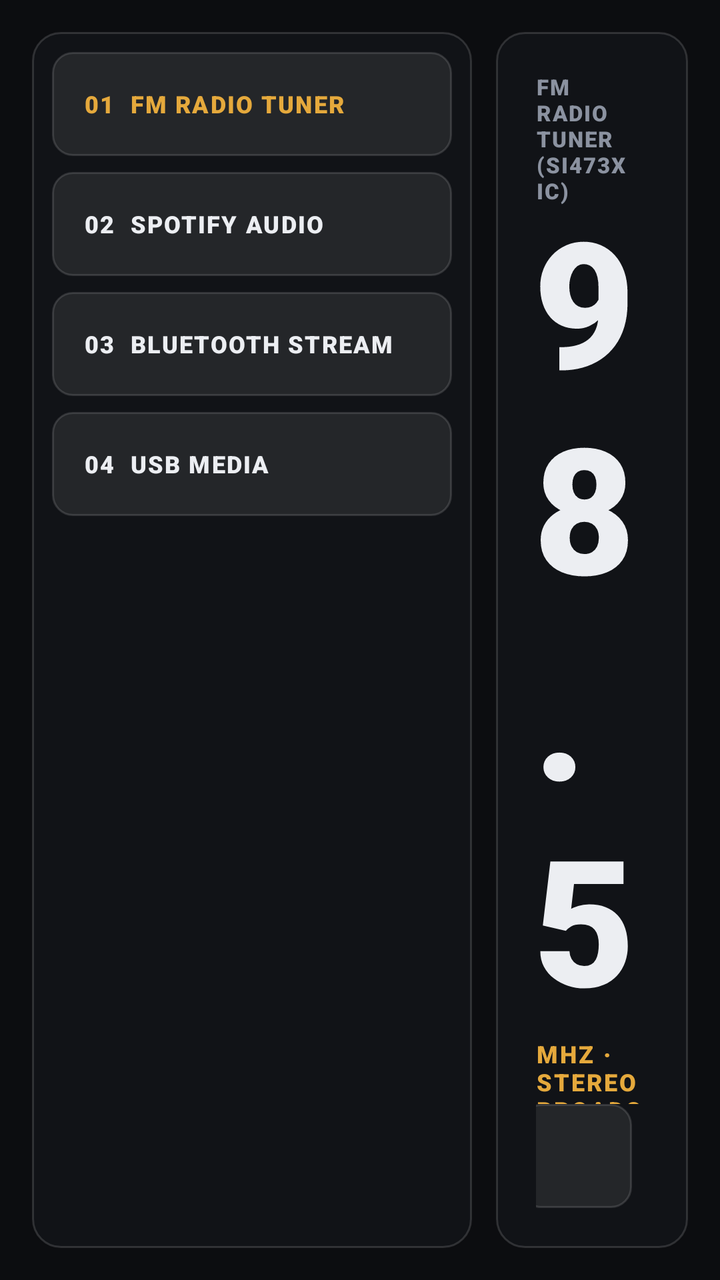
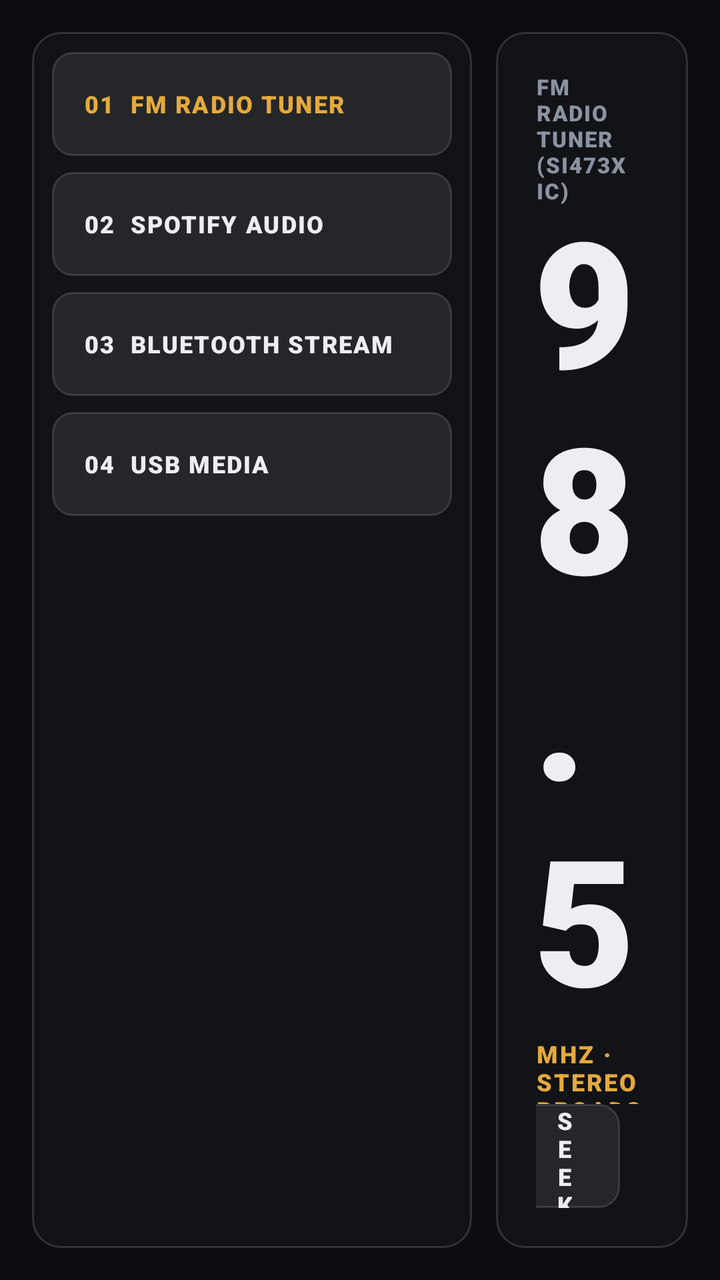

Screens rendered from an Android XML layout before and after an edit, with the pre-edit source and the edit as a unified diff.
<!-- AndroidManifest.xml: application theme Theme.ApexDrive -->
<!-- res/layout/view_audio.xml -->
<?xml version="1.0" encoding="utf-8"?>
<LinearLayout xmlns:android="http://schemas.android.com/apk/res/android"
    android:layout_width="match_parent"
    android:layout_height="match_parent"
    android:orientation="horizontal"
    android:padding="16dp">

    
    <LinearLayout
        android:layout_width="220dp"
        android:layout_height="match_parent"
        android:orientation="vertical"
        android:background="@drawable/bg_panel"
        android:padding="10dp">

        <Button
            android:id="@+id/btnSrcRadio"
            android:layout_width="match_parent"
            android:layout_height="52dp"
            android:background="@drawable/bg_elevated_btn"
            android:text="01  FM RADIO TUNER"
            android:textColor="@color/accent_amber"
            android:textSize="12sp"
            android:fontFamily="sans-serif-black"
            android:letterSpacing="0.06"
            android:gravity="start|center_vertical"
            android:paddingStart="16dp" />

        <Button
            android:id="@+id/btnSrcSpotify"
            android:layout_width="match_parent"
            android:layout_height="52dp"
            android:layout_marginTop="8dp"
            android:background="@drawable/bg_elevated_btn"
            android:text="02  SPOTIFY AUDIO"
            android:textColor="@color/cockpit_text_primary"
            android:textSize="12sp"
            android:fontFamily="sans-serif-black"
            android:letterSpacing="0.06"
            android:gravity="start|center_vertical"
            android:paddingStart="16dp" />

        <Button
            android:id="@+id/btnSrcBluetooth"
            android:layout_width="match_parent"
            android:layout_height="52dp"
            android:layout_marginTop="8dp"
            android:background="@drawable/bg_elevated_btn"
            android:text="03  BLUETOOTH STREAM"
            android:textColor="@color/cockpit_text_primary"
            android:textSize="12sp"
            android:fontFamily="sans-serif-black"
            android:letterSpacing="0.06"
            android:gravity="start|center_vertical"
            android:paddingStart="16dp" />

        <Button
            android:id="@+id/btnSrcUsb"
            android:layout_width="match_parent"
            android:layout_height="52dp"
            android:layout_marginTop="8dp"
            android:background="@drawable/bg_elevated_btn"
            android:text="04  USB MEDIA"
            android:textColor="@color/cockpit_text_primary"
            android:textSize="12sp"
            android:fontFamily="sans-serif-black"
            android:letterSpacing="0.06"
            android:gravity="start|center_vertical"
            android:paddingStart="16dp" />

    </LinearLayout>

    <View
        android:layout_width="12dp"
        android:layout_height="match_parent" />

    
    <LinearLayout
        android:layout_width="0dp"
        android:layout_height="match_parent"
        android:layout_weight="1"
        android:orientation="vertical"
        android:background="@drawable/bg_panel"
        android:padding="20dp">

        <LinearLayout
            android:layout_width="match_parent"
            android:layout_height="wrap_content"
            android:orientation="horizontal">

            <TextView
                android:id="@+id/tvAudioActiveSource"
                android:layout_width="wrap_content"
                android:layout_height="wrap_content"
                android:text="FM RADIO TUNER (SI473X IC)"
                android:textColor="@color/cockpit_text_secondary"
                android:textSize="11sp"
                android:fontFamily="sans-serif-black"
                android:letterSpacing="0.06" />

            <View
                android:layout_width="0dp"
                android:layout_height="1dp"
                android:layout_weight="1" />

            <TextView
                android:id="@+id/tvAudioPresetBadge"
                android:layout_width="wrap_content"
                android:layout_height="wrap_content"
                android:text="PRESET 01"
                android:textColor="@color/accent_amber"
                android:textSize="11sp"
                android:fontFamily="sans-serif-black"
                android:letterSpacing="0.06" />
        </LinearLayout>

        <LinearLayout
            android:layout_width="match_parent"
            android:layout_height="0dp"
            android:layout_weight="1"
            android:gravity="center"
            android:orientation="vertical">

            <TextView
                android:id="@+id/tvRadioFreq"
                android:layout_width="wrap_content"
                android:layout_height="wrap_content"
                android:text="98.5"
                android:textColor="@color/cockpit_text_primary"
                android:textSize="88sp"
                android:fontFamily="sans-serif-black"
                android:letterSpacing="-0.03"
                android:includeFontPadding="false" />

            <TextView
                android:id="@+id/tvRadioFreqUnit"
                android:layout_width="wrap_content"
                android:layout_height="wrap_content"
                android:layout_marginTop="4dp"
                android:text="MHZ · STEREO BROADCAST"
                android:textColor="@color/accent_amber"
                android:textSize="12sp"
                android:fontFamily="sans-serif-black"
                android:letterSpacing="0.08" />
        </LinearLayout>

        <LinearLayout
            android:layout_width="match_parent"
            android:layout_height="wrap_content"
            android:gravity="center"
            android:orientation="horizontal">

            <Button
                android:id="@+id/btnRadioScanDown"
                android:layout_width="wrap_content"
                android:layout_height="52dp"
                android:background="@drawable/bg_elevated_btn"
                android:text="SEEK DOWN"
                android:textColor="@color/cockpit_text_primary"
                android:textSize="12sp"
                android:fontFamily="sans-serif-black"
                android:letterSpacing="0.08"
                android:paddingStart="28dp"
                android:paddingEnd="28dp" />

            <Button
                android:id="@+id/btnRadioScanUp"
                android:layout_width="wrap_content"
                android:layout_height="52dp"
                android:layout_marginStart="16dp"
                android:background="@drawable/bg_elevated_btn"
                android:text="SEEK UP"
                android:textColor="@color/cockpit_text_primary"
                android:textSize="12sp"
                android:fontFamily="sans-serif-black"
                android:letterSpacing="0.08"
                android:paddingStart="28dp"
                android:paddingEnd="28dp" />
        </LinearLayout>

    </LinearLayout>

</LinearLayout>
<!-- resources referenced by this layout -->
<resources>
  <color name="accent_amber">#E5A93C</color>
  <color name="cockpit_text_primary">#ECEEF2</color>
  <color name="cockpit_text_secondary">#8B92A0</color>
  <!-- drawable bg_elevated_btn (drawable) -->
  <?xml version="1.0" encoding="utf-8"?>
  <selector xmlns:android="http://schemas.android.com/apk/res/android">
      <item android:state_pressed="true">
          <shape android:shape="rectangle">
              <solid android:color="#44FFFFFF" />
              <stroke android:width="1dp" android:color="#66FFFFFF" />
              <corners android:radius="10dp" />
          </shape>
      </item>
      <item android:state_focused="true">
          <shape android:shape="rectangle">
              <solid android:color="#33FFFFFF" />
              <stroke android:width="1dp" android:color="#55FFFFFF" />
              <corners android:radius="10dp" />
          </shape>
      </item>
      <item>
          <shape android:shape="rectangle">
              <solid android:color="#14FFFFFF" />
              <stroke android:width="1dp" android:color="#22FFFFFF" />
              <corners android:radius="10dp" />
          </shape>
      </item>
  </selector>
  <!-- drawable bg_panel (drawable) -->
  <?xml version="1.0" encoding="utf-8"?>
  <shape xmlns:android="http://schemas.android.com/apk/res/android"
      android:shape="rectangle">
      
      <solid android:color="#E8121419" />
      <stroke
          android:width="1dp"
          android:color="#24FFFFFF" />
      <corners android:radius="14dp" />
  </shape>
  <style name="Theme.ApexDrive" parent="Theme.AppCompat.NoActionBar">
          <item name="android:windowBackground">@color/cockpit_surface_base</item>
          <item name="android:statusBarColor">@color/cockpit_surface_panel</item>
          <item name="android:navigationBarColor">@color/cockpit_surface_base</item>
          <item name="android:windowNoTitle">true</item>
          <item name="android:windowFullscreen">true</item>
          <item name="android:colorBackground">@color/cockpit_surface_base</item>
      </style>
  <color name="cockpit_surface_base">#0C0D10</color>
  <color name="cockpit_surface_panel">#13151A</color>
</resources>

<!-- the commit's change to res/layout/view_audio.xml (unified diff, before → after) -->
@@ -160,6 +160,20 @@
                 android:textSize="12sp"
                 android:fontFamily="sans-serif-black"
                 android:letterSpacing="0.08"
+                android:paddingStart="24dp"
+                android:paddingEnd="24dp" />
+
+            <Button
+                android:id="@+id/btnRadioPlay"
+                android:layout_width="wrap_content"
+                android:layout_height="52dp"
+                android:layout_marginStart="14dp"
+                android:background="@drawable/bg_elevated_btn"
+                android:text="PLAY RADIO"
+                android:textColor="@color/accent_amber"
+                android:textSize="12sp"
+                android:fontFamily="sans-serif-black"
+                android:letterSpacing="0.08"
                 android:paddingStart="28dp"
                 android:paddingEnd="28dp" />
 
@@ -167,15 +181,15 @@
                 android:id="@+id/btnRadioScanUp"
                 android:layout_width="wrap_content"
                 android:layout_height="52dp"
-                android:layout_marginStart="16dp"
+                android:layout_marginStart="14dp"
                 android:background="@drawable/bg_elevated_btn"
                 android:text="SEEK UP"
                 android:textColor="@color/cockpit_text_primary"
                 android:textSize="12sp"
                 android:fontFamily="sans-serif-black"
                 android:letterSpacing="0.08"
-                android:paddingStart="28dp"
-                android:paddingEnd="28dp" />
+                android:paddingStart="24dp"
+                android:paddingEnd="24dp" />
         </LinearLayout>
 
     </LinearLayout>
